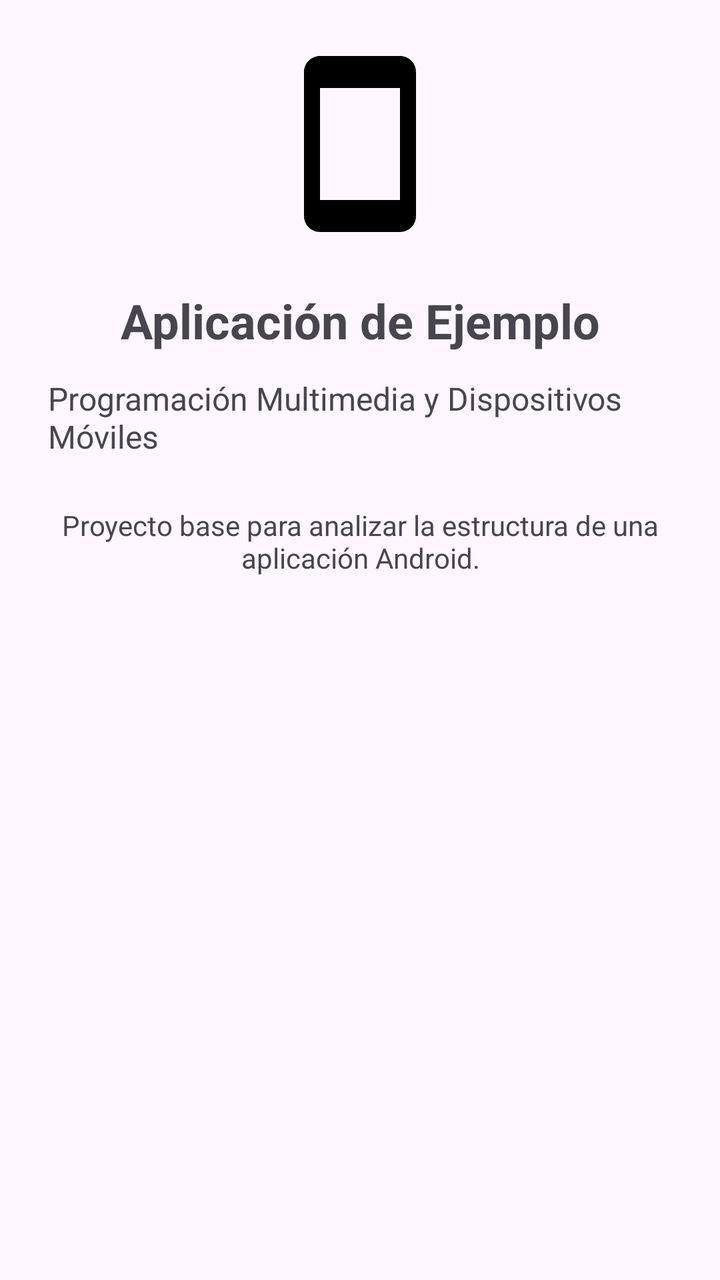
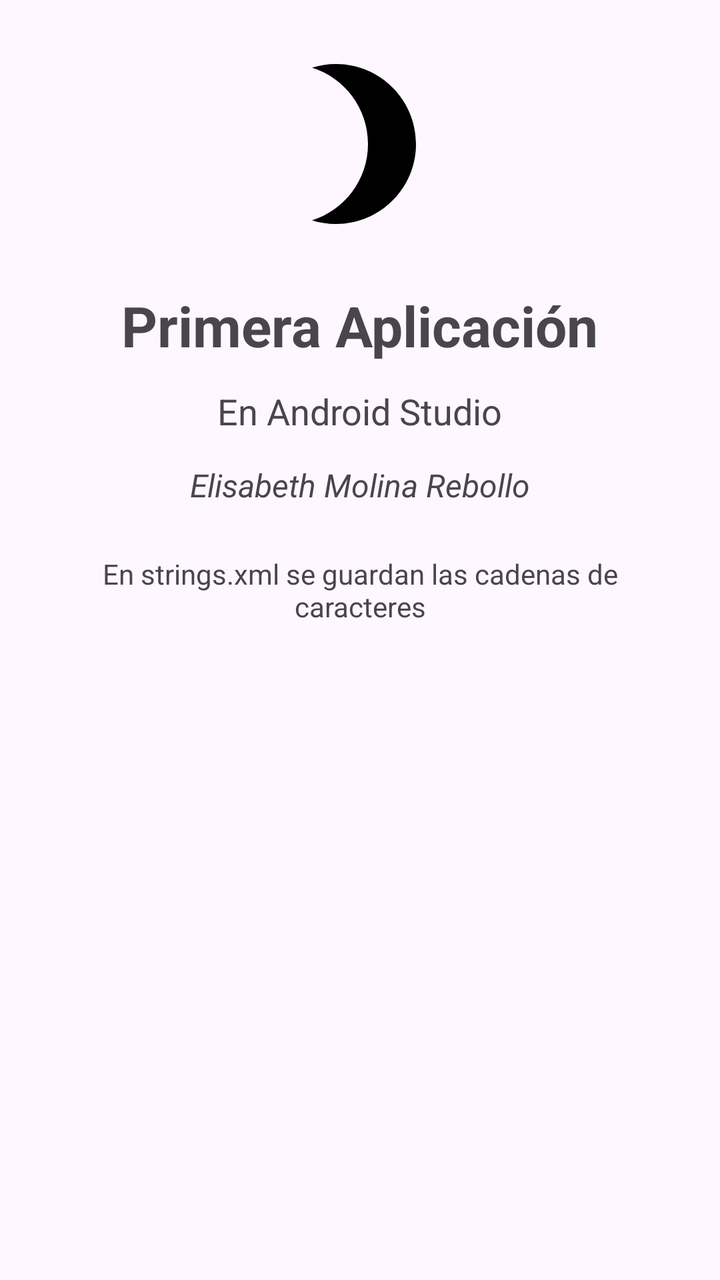

Compare the two renders of this Android layout. The source of the first and the diff that turns it into the second are given below.
<!-- AndroidManifest.xml: application theme Theme.PMDM_UT1_Base -->
<!-- res/layout/activity_main.xml -->
<?xml version="1.0" encoding="utf-8"?>
<androidx.constraintlayout.widget.ConstraintLayout
    xmlns:android="http://schemas.android.com/apk/res/android"
    xmlns:app="http://schemas.android.com/apk/res-auto"
    xmlns:tools="http://schemas.android.com/tools"
    android:id="@+id/main"
    android:layout_width="match_parent"
    android:layout_height="match_parent"
    android:padding="24dp"
    tools:context=".MainActivity">

    <ImageView
        android:id="@+id/imageLogo"
        android:layout_width="96dp"
        android:layout_height="96dp"
        android:contentDescription="@string/app_name"
        android:src="@drawable/ic_smartphone"
        app:layout_constraintBottom_toTopOf="@id/textTitulo"
        app:layout_constraintEnd_toEndOf="parent"
        app:layout_constraintStart_toStartOf="parent"
        app:layout_constraintTop_toTopOf="parent"
        app:layout_constraintVertical_chainStyle="packed" />

    <TextView
        android:id="@+id/textTitulo"
        android:layout_width="wrap_content"
        android:layout_height="wrap_content"
        android:layout_marginTop="24dp"
        android:text="@string/titulo"
        android:textSize="24sp"
        android:textStyle="bold"
        app:layout_constraintEnd_toEndOf="parent"
        app:layout_constraintStart_toStartOf="parent"
        app:layout_constraintTop_toBottomOf="@id/imageLogo" />

    <TextView
        android:id="@+id/textSubtitulo"
        android:layout_width="wrap_content"
        android:layout_height="wrap_content"
        android:layout_marginTop="12dp"
        android:text="@string/subtitulo"
        android:textSize="16sp"
        app:layout_constraintEnd_toEndOf="parent"
        app:layout_constraintStart_toStartOf="parent"
        app:layout_constraintTop_toBottomOf="@id/textTitulo" />

    <TextView
        android:id="@+id/textDescripcion"
        android:layout_width="0dp"
        android:layout_height="wrap_content"
        android:layout_marginTop="24dp"
        android:gravity="center"
        android:text="@string/descripcion"
        app:layout_constraintEnd_toEndOf="parent"
        app:layout_constraintStart_toStartOf="parent"
        app:layout_constraintTop_toBottomOf="@id/textSubtitulo" />

</androidx.constraintlayout.widget.ConstraintLayout>
<!-- resources referenced by this layout -->
<resources>
  <!-- drawable ic_smartphone (drawable) -->
  <vector xmlns:android="http://schemas.android.com/apk/res/android" android:height="24dp" android:tint="#000000" android:viewportHeight="24" android:viewportWidth="24" android:width="24dp">
        
      <path android:fillColor="@android:color/white" android:pathData="M17,1.01L7,1c-1.1,0 -2,0.9 -2,2v18c0,1.1 0.9,2 2,2h10c1.1,0 2,-0.9 2,-2V3c0,-1.1 -0.9,-1.99 -2,-1.99zM17,19H7V5h10v14z"/>
      
  </vector>
  <string name="app_name">PMDM UT1</string>
  <string name="descripcion">Proyecto base para analizar la estructura de una aplicación Android.</string>
  <string name="subtitulo">Programación Multimedia y Dispositivos Móviles</string>
  <string name="titulo">Aplicación de Ejemplo</string>
  <style name="Theme.PMDM_UT1_Base" parent="Base.Theme.PMDM_UT1_Base" />
  <style name="Base.Theme.PMDM_UT1_Base" parent="Theme.Material3.DayNight.NoActionBar">
          
          
      </style>
</resources>

<!-- the commit's change to res/layout/activity_main.xml (unified diff, before → after) -->
@@ -14,7 +14,7 @@
         android:layout_width="96dp"
         android:layout_height="96dp"
         android:contentDescription="@string/app_name"
-        android:src="@drawable/ic_smartphone"
+        android:src="@drawable/ic_logo_luna"
         app:layout_constraintBottom_toTopOf="@id/textTitulo"
         app:layout_constraintEnd_toEndOf="parent"
         app:layout_constraintStart_toStartOf="parent"
@@ -27,7 +27,7 @@
         android:layout_height="wrap_content"
         android:layout_marginTop="24dp"
         android:text="@string/titulo"
-        android:textSize="24sp"
+        android:textSize="28sp"
         android:textStyle="bold"
         app:layout_constraintEnd_toEndOf="parent"
         app:layout_constraintStart_toStartOf="parent"
@@ -39,10 +39,22 @@
         android:layout_height="wrap_content"
         android:layout_marginTop="12dp"
         android:text="@string/subtitulo"
-        android:textSize="16sp"
+        android:textSize="18sp"
         app:layout_constraintEnd_toEndOf="parent"
         app:layout_constraintStart_toStartOf="parent"
         app:layout_constraintTop_toBottomOf="@id/textTitulo" />
+
+    <TextView
+        android:id="@+id/textNombre"
+        android:layout_width="wrap_content"
+        android:layout_height="wrap_content"
+        android:layout_marginTop="14dp"
+        android:text="@string/nombre"
+        android:textSize="16sp"
+        android:textStyle="italic"
+        app:layout_constraintEnd_toEndOf="parent"
+        app:layout_constraintStart_toStartOf="parent"
+        app:layout_constraintTop_toBottomOf="@id/textSubtitulo" />
 
     <TextView
         android:id="@+id/textDescripcion"
@@ -53,6 +65,6 @@
         android:text="@string/descripcion"
         app:layout_constraintEnd_toEndOf="parent"
         app:layout_constraintStart_toStartOf="parent"
-        app:layout_constraintTop_toBottomOf="@id/textSubtitulo" />
+        app:layout_constraintTop_toBottomOf="@id/textNombre" />
 
 </androidx.constraintlayout.widget.ConstraintLayout>
<!-- resource entries referenced after the edit -->
@@ -1,15 +1,16 @@
 <!-- resources referenced by this layout -->
 <resources>
-  <!-- drawable ic_smartphone (drawable) -->
+  <!-- drawable ic_logo_luna (drawable) -->
   <vector xmlns:android="http://schemas.android.com/apk/res/android" android:height="24dp" android:tint="#000000" android:viewportHeight="24" android:viewportWidth="24" android:width="24dp">
         
-      <path android:fillColor="@android:color/white" android:pathData="M17,1.01L7,1c-1.1,0 -2,0.9 -2,2v18c0,1.1 0.9,2 2,2h10c1.1,0 2,-0.9 2,-2V3c0,-1.1 -0.9,-1.99 -2,-1.99zM17,19H7V5h10v14z"/>
+      <path android:fillColor="@android:color/white" android:pathData="M9,2c-1.05,0 -2.05,0.16 -3,0.46 4.06,1.27 7,5.06 7,9.54 0,4.48 -2.94,8.27 -7,9.54 0.95,0.3 1.95,0.46 3,0.46 5.52,0 10,-4.48 10,-10S14.52,2 9,2z"/>
       
   </vector>
-  <string name="app_name">PMDM UT1</string>
-  <string name="descripcion">Proyecto base para analizar la estructura de una aplicación Android.</string>
-  <string name="subtitulo">Programación Multimedia y Dispositivos Móviles</string>
-  <string name="titulo">Aplicación de Ejemplo</string>
+  <string name="app_name">UT1 - Elisabeth Molina</string>
+  <string name="descripcion">En strings.xml se guardan las cadenas de caracteres</string>
+  <string name="nombre">Elisabeth Molina Rebollo</string>
+  <string name="subtitulo">En Android Studio</string>
+  <string name="titulo">Primera Aplicación</string>
   <style name="Theme.PMDM_UT1_Base" parent="Base.Theme.PMDM_UT1_Base" />
   <style name="Base.Theme.PMDM_UT1_Base" parent="Theme.Material3.DayNight.NoActionBar">
           
